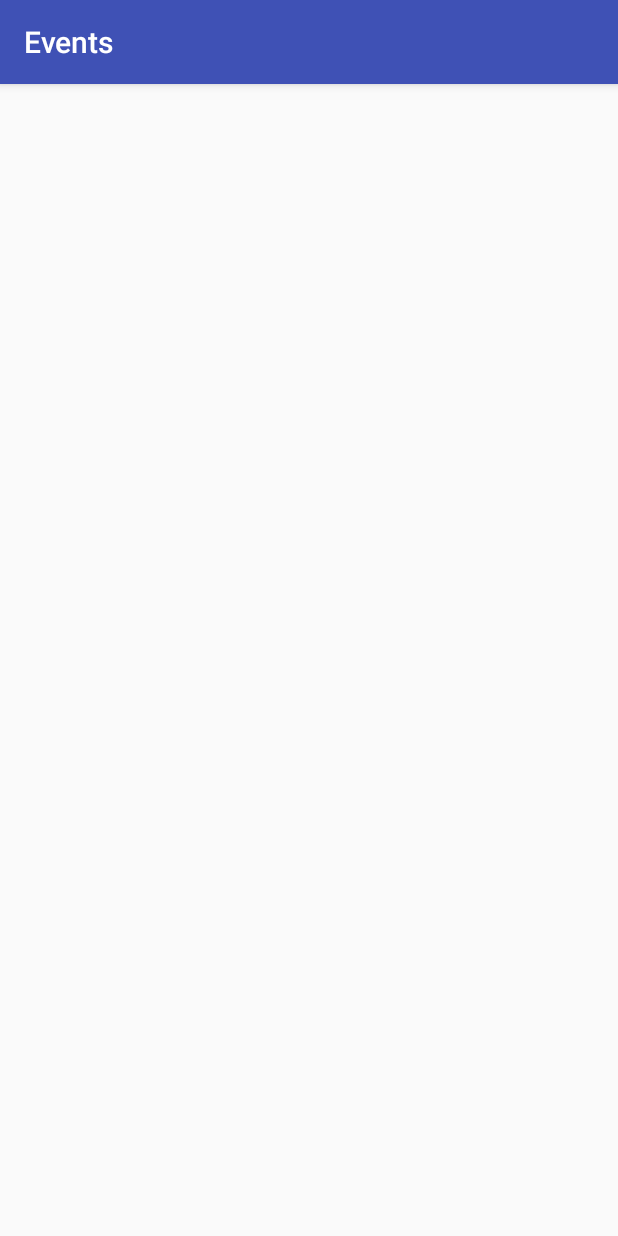
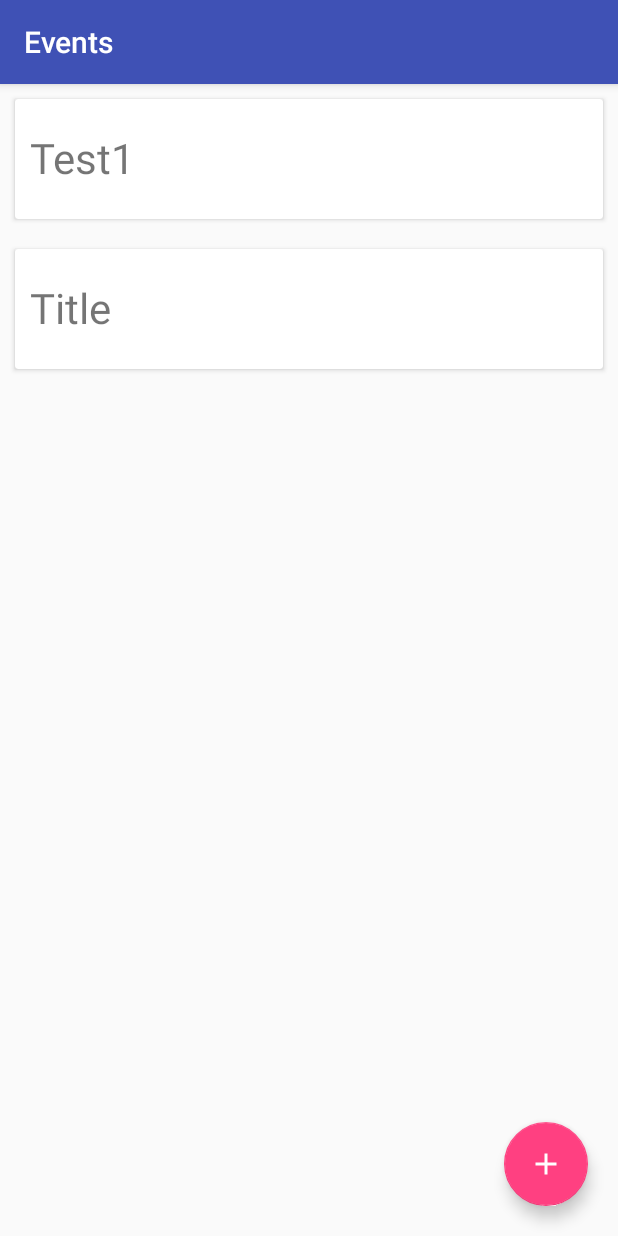
Before and after one commit to thousight/NFCAttendace, an Android app: the ProfessorActivity screen opened directly, with no data from a screen before it, on a phone screen of 412 x 824 dp. Run offline under Robolectric (Android 15) with nearby library versions, the phone set to English and light mode, and no system bars.

Commit message:
Finished showing the list of events

```diff
--- a/app/src/main/java/com/example/markwen/nfcattendance/ProfessorActivity.java
+++ b/app/src/main/java/com/example/markwen/nfcattendance/ProfessorActivity.java
@@ -1,9 +1,11 @@
 package com.example.markwen.nfcattendance;
 
 import android.os.Bundle;
+import android.support.design.widget.FloatingActionButton;
 import android.support.v7.app.AppCompatActivity;
 import android.support.v7.widget.LinearLayoutManager;
 import android.support.v7.widget.RecyclerView;
+import android.view.View;
 
 import java.util.ArrayList;
 import java.util.List;
@@ -11,10 +13,10 @@ import java.util.List;
 public class ProfessorActivity extends AppCompatActivity {
 
     RecyclerView eventListRecyclerView;
-    RecyclerView.Adapter listAdapter;
-    RecyclerView.LayoutManager listLayoutManager;
+    RecyclerViewLayoutAdapter listAdapter;
+    LinearLayoutManager listLayoutManager;
     List<String> eventsNameList;
-
+    FloatingActionButton fab;
 
     @Override
     protected void onCreate(Bundle savedInstanceState) {
@@ -24,11 +26,24 @@ public class ProfessorActivity extends AppCompatActivity {
 
         eventsNameList = new ArrayList<>();
         eventsNameList.add("Test1");
-        eventsNameList.add("Test2");
+        eventsNameList.add("Title");
 
         eventListRecyclerView = (RecyclerView)findViewById(R.id.eventListRecyclerView);
         listAdapter = new RecyclerViewLayoutAdapter(eventsNameList);
+        eventListRecyclerView.setAdapter(listAdapter);
+
+        // Setting LayoutManager
         listLayoutManager = new LinearLayoutManager(this);
+        listLayoutManager.setOrientation(LinearLayoutManager.VERTICAL);
         eventListRecyclerView.setLayoutManager(listLayoutManager);
+
+        // FAB
+        fab = (FloatingActionButton)findViewById(R.id.fab);
+        fab.setOnClickListener(new View.OnClickListener() {
+            @Override
+            public void onClick(View view) {
+
+            }
+        });
     }
 }
--- a/app/src/main/java/com/example/markwen/nfcattendance/RecyclerViewLayoutAdapter.java
+++ b/app/src/main/java/com/example/markwen/nfcattendance/RecyclerViewLayoutAdapter.java
@@ -1,5 +1,7 @@
 package com.example.markwen.nfcattendance;
 
+import android.content.res.Resources;
+import android.support.v4.content.res.ResourcesCompat;
 import android.support.v7.widget.CardView;
 import android.support.v7.widget.RecyclerView;
 import android.view.LayoutInflater;
@@ -23,9 +25,8 @@ public class RecyclerViewLayoutAdapter extends RecyclerView.Adapter<RecyclerView
 
     @Override
     public EventViewHolder onCreateViewHolder(ViewGroup parent, int viewType) {
-        View v = LayoutInflater.from(parent.getContext()).inflate(R.layout.cardview, parent, false);
-        EventViewHolder pvh = new EventViewHolder(v);
-        return pvh;
+        View v = LayoutInflater.from(parent.getContext()).inflate(R.layout.card, parent, false);
+        return new EventViewHolder(v);
     }
 
     @Override
--- a/app/src/main/res/layout/cardview.xml
+++ b/app/src/main/res/layout/card.xml
@@ -1,16 +1,20 @@
 <?xml version="1.0" encoding="utf-8"?>
 <android.support.v7.widget.CardView
     xmlns:android="http://schemas.android.com/apk/res/android"
-    xmlns:card_view="http://schemas.android.com/apk/res-auto"
+    android:background="@color/cardview_dark_background"
     android:layout_width="match_parent"
-    android:layout_height="wrap_content"
+    android:layout_height="80dp"
+    android:layout_margin="10dp"
     android:id="@+id/cardView">
     <LinearLayout
         android:layout_width="match_parent"
         android:layout_height="match_parent">
         <TextView
+            android:layout_marginTop="20dp"
+            android:layout_marginLeft="10dp"
             android:layout_width="match_parent"
             android:layout_height="wrap_content"
-            android:id="@+id/eventName"/>
+            android:id="@+id/eventName"
+            android:textSize="28sp"/>
     </LinearLayout>
 </android.support.v7.widget.CardView>
```
Also changed, not shown: app/src/main/res/layout/activity_professor.xml (+4 -22 lines).
